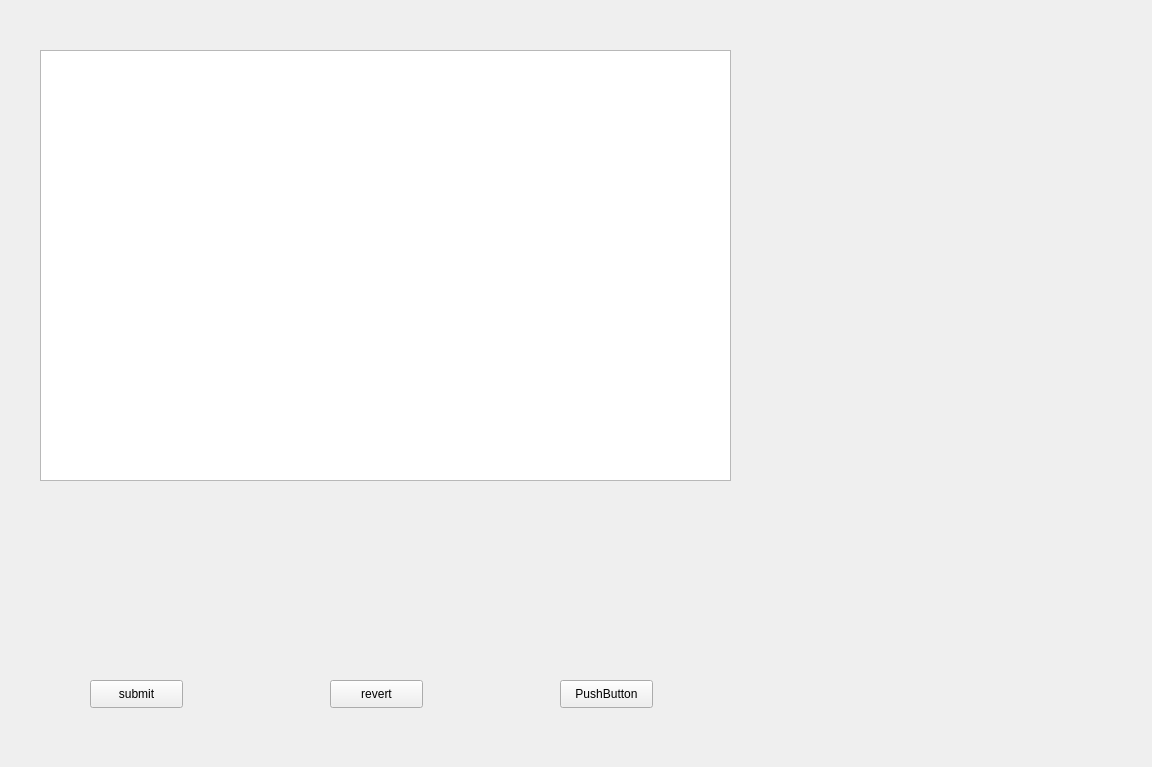
The window that untitled4/textfinder.ui (Jamiewxm/hello-world) describes before a commit, drawn with Qt 5.
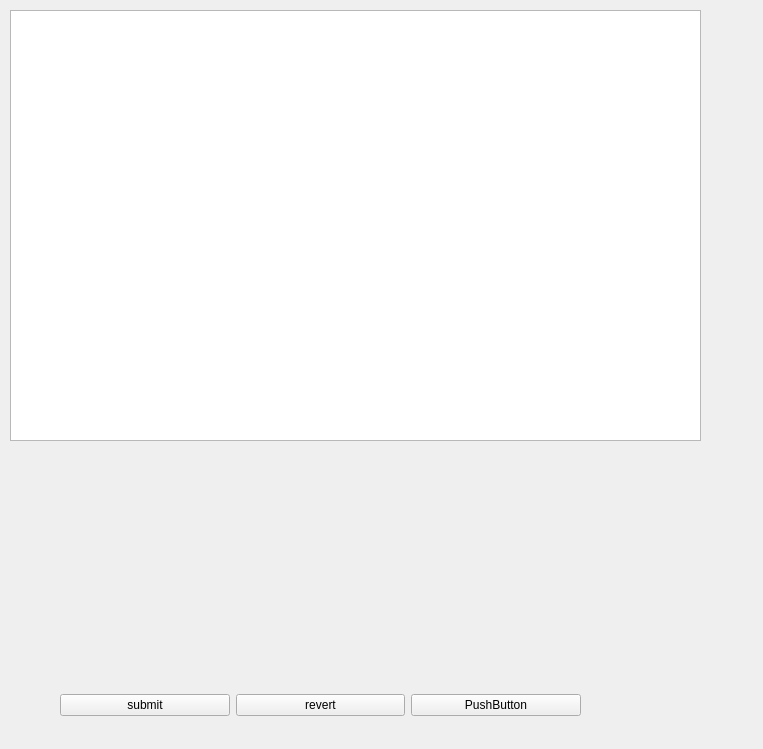
The same window after the commit.

Diff of the .ui file:
```diff
--- a/untitled4/textfinder.ui
+++ b/untitled4/textfinder.ui
@@ -6,61 +6,67 @@
    <rect>
     <x>0</x>
     <y>0</y>
-    <width>1152</width>
-    <height>767</height>
+    <width>763</width>
+    <height>749</height>
    </rect>
   </property>
+  <property name="sizePolicy">
+   <sizepolicy hsizetype="Preferred" vsizetype="Preferred">
+    <horstretch>0</horstretch>
+    <verstretch>0</verstretch>
+   </sizepolicy>
+  </property>
   <property name="windowTitle">
    <string>TextFinder</string>
   </property>
   <widget class="QTableView" name="tableView">
    <property name="geometry">
     <rect>
-     <x>40</x>
-     <y>50</y>
+     <x>10</x>
+     <y>10</y>
      <width>691</width>
      <height>431</height>
     </rect>
    </property>
+   <property name="sizePolicy">
+    <sizepolicy hsizetype="Expanding" vsizetype="Preferred">
+     <horstretch>0</horstretch>
+     <verstretch>0</verstretch>
+    </sizepolicy>
+   </property>
   </widget>
+  <widget class="QWidget" name="">
+   <property name="geometry">
+    <rect>
+     <x>60</x>
+     <y>690</y>
+     <width>521</width>
+     <height>30</height>
+    </rect>
+   </property>
+   <layout class="QHBoxLayout" name="horizontalLayout">
+    <item>
   <widget class="QPushButton" name="pushButton">
-   <property name="geometry">
-    <rect>
-     <x>90</x>
-     <y>680</y>
-     <width>93</width>
-     <height>28</height>
-    </rect>
-   </property>
    <property name="text">
     <string>submit</string>
    </property>
   </widget>
+    </item>
+    <item>
   <widget class="QPushButton" name="pushButton_2">
-   <property name="geometry">
-    <rect>
-     <x>330</x>
-     <y>680</y>
-     <width>93</width>
-     <height>28</height>
-    </rect>
-   </property>
    <property name="text">
     <string>revert</string>
    </property>
   </widget>
+    </item>
+    <item>
   <widget class="QPushButton" name="pushButton_3">
-   <property name="geometry">
-    <rect>
-     <x>560</x>
-     <y>680</y>
-     <width>93</width>
-     <height>28</height>
-    </rect>
-   </property>
    <property name="text">
     <string>PushButton</string>
    </property>
+     </widget>
+    </item>
+   </layout>
   </widget>
  </widget>
  <resources/>
```
Lines whose indentation alone changed are shown as unchanged.
